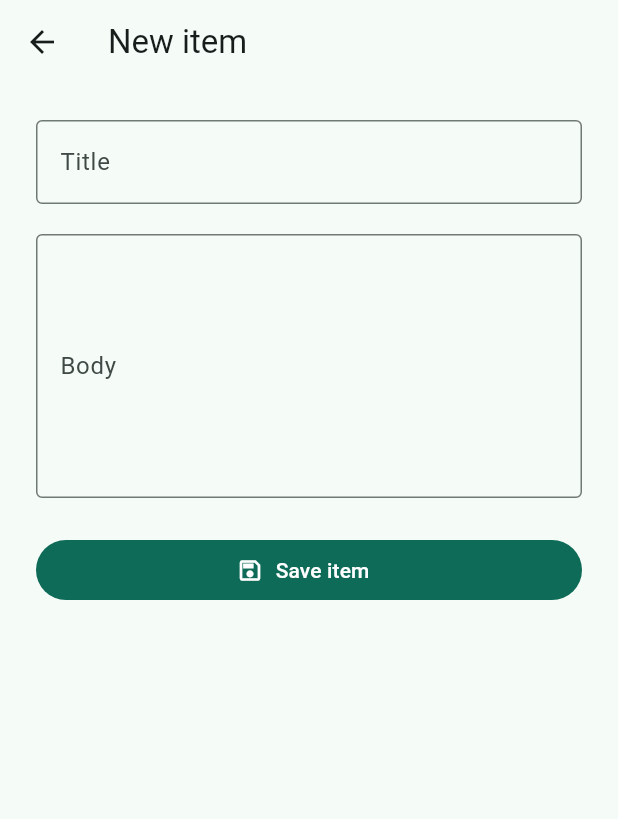
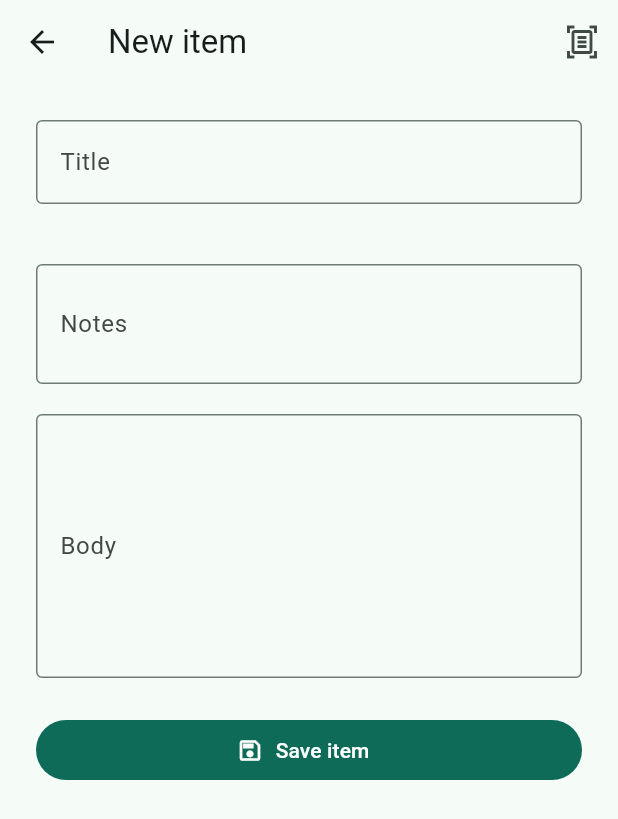
Before and after one commit to Klyve-09/hstack-trial-flutter, a Flutter app: the screen it shows after launch, after a tap on "New item", on a phone screen of 412 x 824 dp. Shown: the top 819 px of the screen. Run offline on Flutter 3.47's test engine with Material 3 defaults, Android fonts, the phone set to English and light mode, and no system bars; our stand-ins replace image_picker, material_ui, shared_preferences.

Commit message:
Add label capture and notes to item composer

```diff
--- a/lib/screens/compose_screen.dart
+++ b/lib/screens/compose_screen.dart
@@ -1,3 +1,7 @@
+import 'dart:io';
+
+import 'package:flutter/foundation.dart';
+import 'package:image_picker/image_picker.dart';
 import 'package:material_ui/material_ui.dart';
 
 import '../data/items_repository.dart';
@@ -16,6 +20,10 @@ class _ComposeScreenState extends State<ComposeScreen> {
   final _formKey = GlobalKey<FormState>();
   final _title = TextEditingController();
   final _body = TextEditingController();
+  final _notes = TextEditingController();
+  final _picker = ImagePicker();
+  XFile? _labelPhoto;
+  bool _scanning = false;
   bool _saving = false;
   String? _error;
 
@@ -23,7 +31,38 @@ class _ComposeScreenState extends State<ComposeScreen> {
   void dispose() {
     _title.dispose();
     _body.dispose();
+    _notes.dispose();
     super.dispose();
+  }
+
+  bool get _canScan =>
+      !kIsWeb &&
+      (defaultTargetPlatform == TargetPlatform.android ||
+          defaultTargetPlatform == TargetPlatform.iOS);
+
+  Future<void> _scanLabel() async {
+    if (_saving || _scanning) return;
+    setState(() {
+      _scanning = true;
+      _error = null;
+    });
+    try {
+      final photo = await _picker.pickImage(
+        source: ImageSource.camera,
+        maxWidth: 1600,
+        imageQuality: 85,
+        requestFullMetadata: false,
+      );
+      if (mounted && photo != null) {
+        setState(() => _labelPhoto = photo);
+      }
+    } catch (_) {
+      if (mounted) {
+        setState(() => _error = 'Could not open the camera. Please try again.');
+      }
+    } finally {
+      if (mounted) setState(() => _scanning = false);
+    }
   }
 
   Future<void> _save() async {
@@ -54,9 +93,17 @@ class _ComposeScreenState extends State<ComposeScreen> {
   @override
   Widget build(BuildContext context) {
     return PopScope(
-      canPop: !_saving,
+      canPop: !_saving && !_scanning,
       child: Scaffold(
-        appBar: AppBar(title: const Text('New item')),
+        appBar: AppBar(
+          title: const Text('New item'),
+          actions: [
+            IconButton(
+              onPressed: _canScan && !_saving && !_scanning ? _scanLabel : null,
+              icon: const Icon(Icons.document_scanner_outlined),
+            ),
+          ],
+        ),
         body: Align(
           alignment: Alignment.topCenter,
           child: ConstrainedBox(
@@ -77,6 +124,33 @@ class _ComposeScreenState extends State<ComposeScreen> {
                     validator: (value) => value == null || value.trim().isEmpty
                         ? 'Enter a title.'
                         : null,
+                  ),
+                  const SizedBox(height: 20),
+                  if (_scanning) ...[
+                    const SizedBox(height: 12),
+                    const LinearProgressIndicator(),
+                  ],
+                  if (_labelPhoto != null) ...[
+                    const SizedBox(height: 12),
+                    Image.file(
+                      File(_labelPhoto!.path),
+                      height: 180,
+                      fit: BoxFit.contain,
+                      semanticLabel: 'Captured label',
+                    ),
+                  ],
+                  const SizedBox(height: 20),
+                  TextFormField(
+                    controller: _notes,
+                    enabled: !_saving && !_scanning,
+                    decoration: const InputDecoration(
+                      labelText: 'Notes',
+                      hintText: 'Jot down details from the label',
+                      border: OutlineInputBorder(),
+                    ),
+                    minLines: 2,
+                    maxLines: null,
+                    textCapitalization: TextCapitalization.sentences,
                   ),
                   const SizedBox(height: 20),
                   TextFormField(
@@ -104,7 +178,7 @@ class _ComposeScreenState extends State<ComposeScreen> {
                   ],
                   const SizedBox(height: 24),
                   FilledButton.icon(
-                    onPressed: _saving ? null : _save,
+                    onPressed: _saving || _scanning ? null : _save,
                     icon: const Icon(Icons.save_outlined),
                     label: Text(_saving ? 'Saving…' : 'Save item'),
                   ),
--- a/pubspec.yaml
+++ b/pubspec.yaml
@@ -36,6 +36,7 @@ dependencies:
   # Use with the CupertinoIcons class for iOS style icons.
   cupertino_icons: ^1.0.8
   shared_preferences: ^2.5.6
+  image_picker: ^1.2.4
 
 dev_dependencies:
   flutter_test:
```
Also changed, not shown: pubspec.lock, 2 other files.
